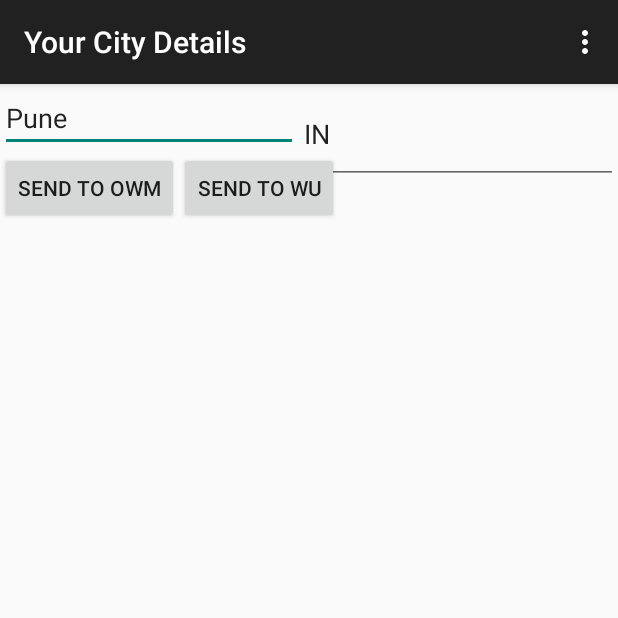
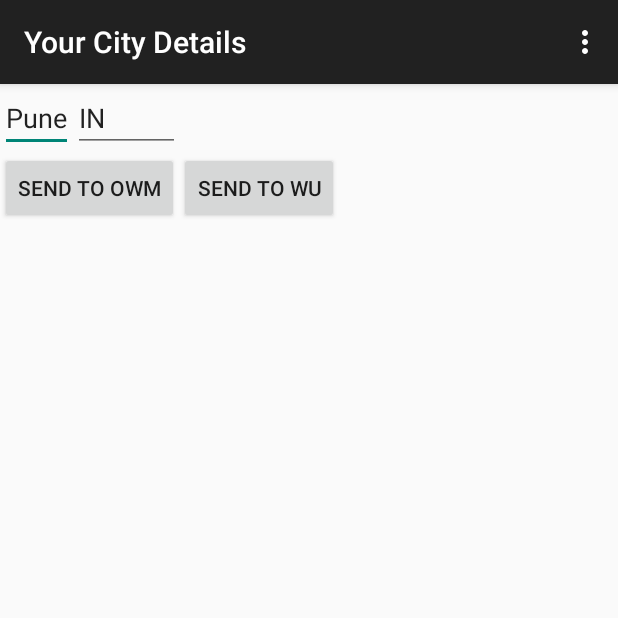
Before and after one commit to gauravsak/Weather1Self, an Android app: the screen it shows after launch (EnterCityDetailsActivity), on a phone screen of 412 x 824 dp, the top half of it. Run offline under Robolectric (Android 15) with nearby library versions, the phone set to English and light mode, and no system bars; our stand-ins replace ButterKnife; libraries missing offline, so code that uses them is left out: com.squareup.okhttp, retrofit.client; 4 statements that could not run were skipped.

Commit message:
Made placeholder text smaller to fix layout

```diff
--- a/app/src/main/res/values/strings.xml
+++ b/app/src/main/res/values/strings.xml
@@ -7,8 +7,8 @@
     <string name="send_to_OWM">Send to OWM</string>
     <string name="title_activity_display_weather">Hurray Weather!!</string>
     <string name="title_activity_enter_city_details">Your City Details</string>
-    <string name="enter_city_name">Glad to know your city\.\.\.</string>
-    <string name="enter_country_name">The country you\'re proud of!</string>
+    <string name="enter_city_name">City</string>
+    <string name="enter_country_name">Country</string>
     <string name="title_activity_display1_self_chart">Display1SelfChartActivity</string>
     <string name="lets_get_you_a_nice_chart">Let\'s get you a nice chart!</string>
     <string name="default_city">Pune</string>
```
